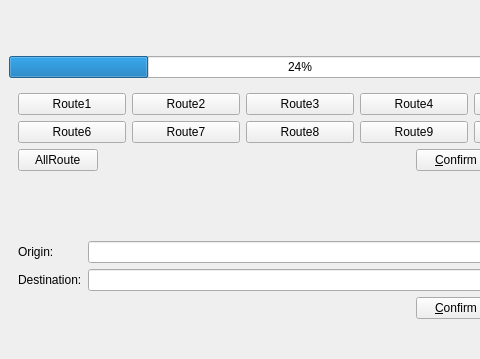
Before: the Qt Designer form Qt/ui/MapMainWindow.ui in Beanecessar/MapApp, drawn with Qt 5; both pictures show x 0 to 480 and y 441 to 800 of the 600 by 800 pixel window.
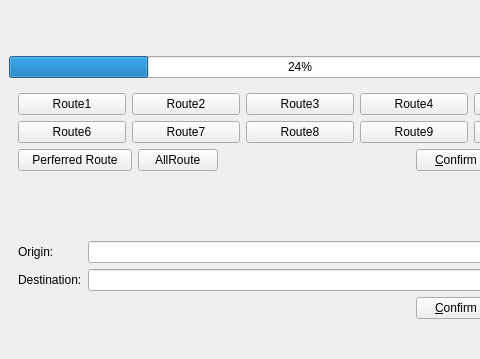
After: the same form once the commit is applied.

What changed in the file:
```diff
--- a/Qt/ui/MapMainWindow.ui
+++ b/Qt/ui/MapMainWindow.ui
@@ -167,6 +167,13 @@
           </item>
           <item>
            <layout class="QHBoxLayout" name="horizontalLayout">
+            <item>
+             <widget class="QPushButton" name="sugRouteBtn">
+              <property name="text">
+               <string>   Perferred Route   </string>
+              </property>
+             </widget>
+            </item>
             <item>
              <widget class="QPushButton" name="allroute">
               <property name="text">
```
